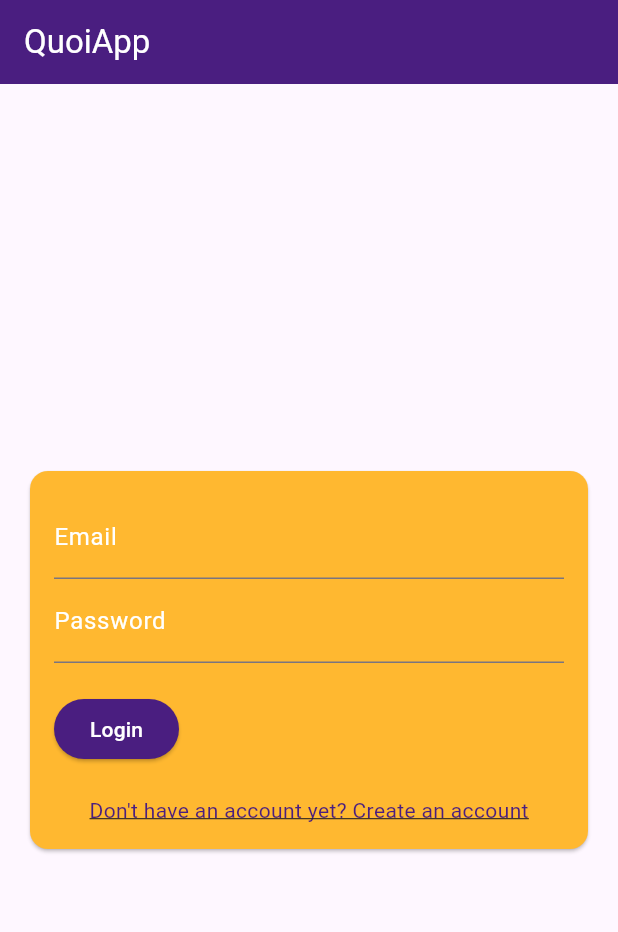
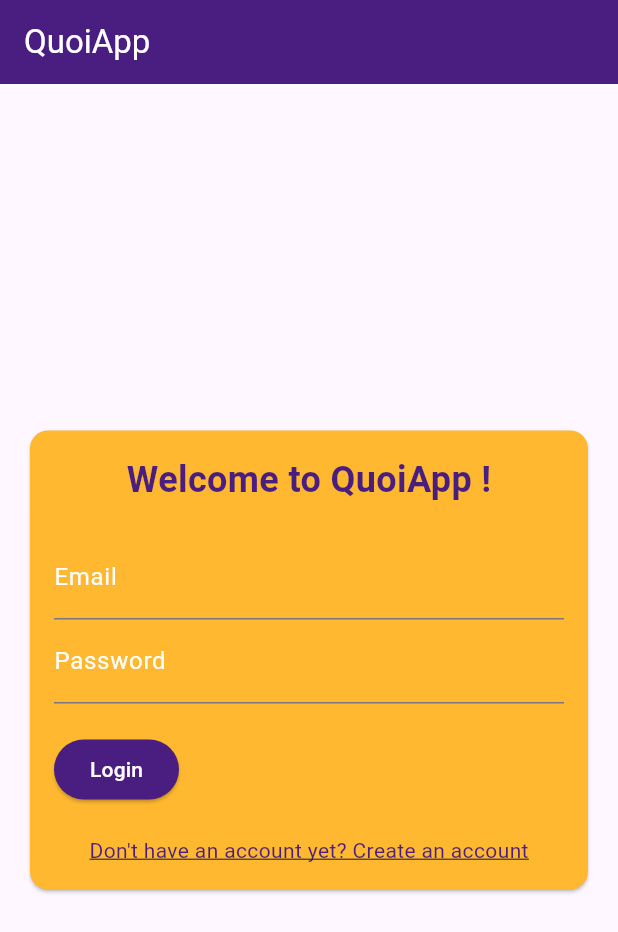
Before and after one commit to taco-greco/Messages-Flutter-APP, a Flutter app: the screen it shows after launch, on a phone screen of 412 x 824 dp. Shown: the top 932 px of the screen. Run offline on Flutter 3.47's test engine with Material 3 defaults, Android fonts, the phone set to English and light mode, and no system bars.

Commit message:
[IMP] Login page

```diff
--- a/lib/pages/login.dart
+++ b/lib/pages/login.dart
@@ -71,6 +71,15 @@ class _LoginState extends State<Login> {
                 child: Column(
                   mainAxisSize: MainAxisSize.min,
                   children: <Widget>[
+                    const Text(
+                      'Welcome to QuoiApp !',
+                      style: TextStyle(
+                        fontSize: 24,
+                        fontWeight: FontWeight.bold,
+                        color: Color(0xFF4A1E80),
+                      ),
+                    ),
+                    const SizedBox(height: 20),
                     TextFormField(
                       controller: _emailController,
                       decoration: const InputDecoration(
```
